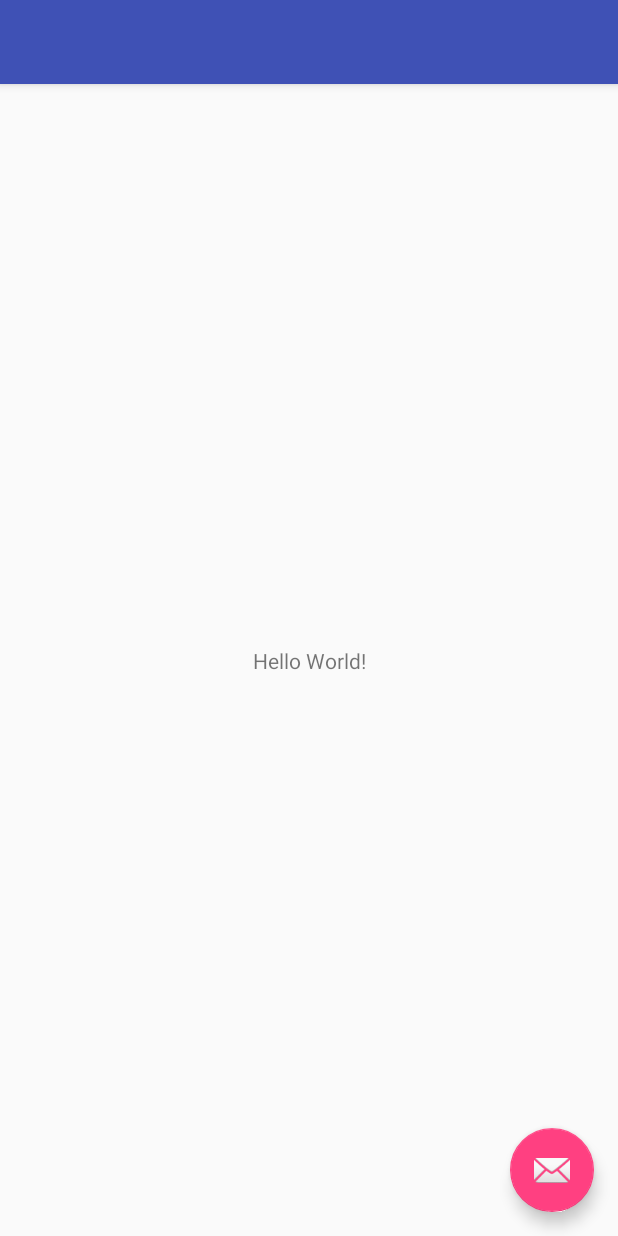
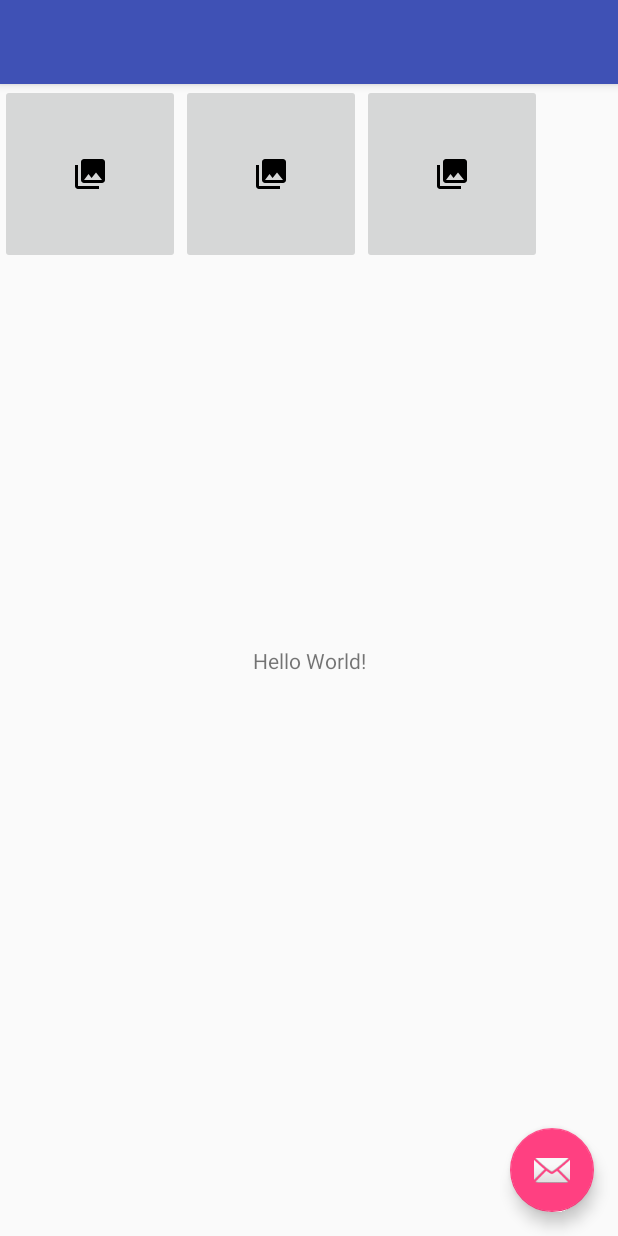
Before and after one commit to tkotko615/AcesMPortal, an Android app: the layout app_bar_main.xml on its own in the app's theme, with its tools: preview values and no code run, on a phone screen of 412 x 824 dp. Run offline under Robolectric (Android 15) with nearby library versions, the phone set to English and light mode, and no system bars.

Commit message:
170604 過場畫面/主頁img鈕

```diff
--- a/app/src/main/res/layout/content_main.xml
+++ b/app/src/main/res/layout/content_main.xml
@@ -17,4 +17,35 @@
         app:layout_constraintRight_toRightOf="parent"
         app:layout_constraintTop_toTopOf="parent" />
 
+    <ImageButton
+        android:id="@+id/ibtn_app_01"
+        android:layout_width="120dp"
+        android:layout_height="120dp"
+        app:srcCompat="@drawable/ic_menu_gallery"
+        android:contentDescription="@string/main_app_01"
+        app:layout_constraintTop_toTopOf="parent"
+        app:layout_constraintLeft_toLeftOf="parent" />
+
+    <ImageButton
+        android:id="@+id/ibtn_app_02"
+        android:layout_width="120dp"
+        android:layout_height="120dp"
+        app:srcCompat="@drawable/ic_menu_gallery"
+        android:contentDescription="@string/main_app_02"
+        app:layout_constraintTop_toTopOf="parent"
+        app:layout_constraintLeft_toRightOf="@+id/ibtn_app_01"
+        android:layout_marginStart="0.5dp"
+        android:layout_marginLeft="0.5dp"/>
+
+    <ImageButton
+        android:id="@+id/ibtn_app_03"
+        android:layout_width="120dp"
+        android:layout_height="120dp"
+        app:srcCompat="@drawable/ic_menu_gallery"
+        android:contentDescription="@string/main_app_03"
+        app:layout_constraintTop_toTopOf="parent"
+        app:layout_constraintLeft_toRightOf="@+id/ibtn_app_02"
+        android:layout_marginStart="0.5dp"
+        android:layout_marginLeft="0.5dp" />
+
 </android.support.constraint.ConstraintLayout>
--- a/app/src/main/res/values/strings.xml
+++ b/app/src/main/res/values/strings.xml
@@ -5,4 +5,8 @@
     <string name="navigation_drawer_close">Close navigation drawer</string>
 
     <string name="action_settings">Settings</string>
+
+    <string name="main_app_01">APP01</string>
+    <string name="main_app_02">APP02</string>
+    <string name="main_app_03">APP03</string>
 </resources>
```
Also changed, not shown: app/src/main/AndroidManifest.xml (+7 -4 lines), app/src/main/java/com/acesconn/acesmportal/MainActivity.java (+15 -0 lines), app/src/main/java/com/acesconn/acesmportal/SplashActivity.java (added, +61 -0 lines), app/src/main/res/anim/splash_anim.xml (added, +15 -0 lines), app/src/main/res/layout/activity_splash.xml (added, +15 -0 lines), app/src/main/res/drawable/logo_aces.jpg (added).
